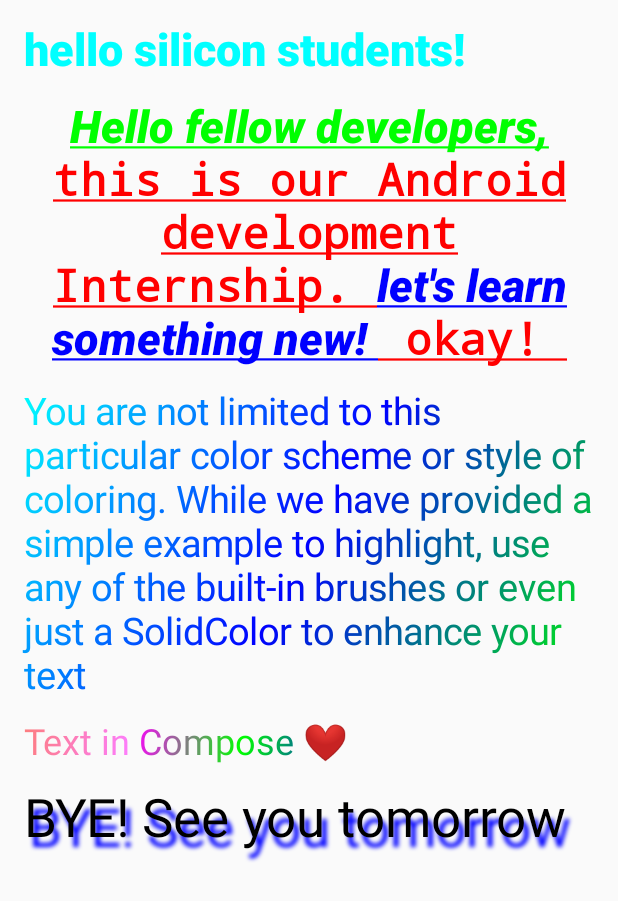
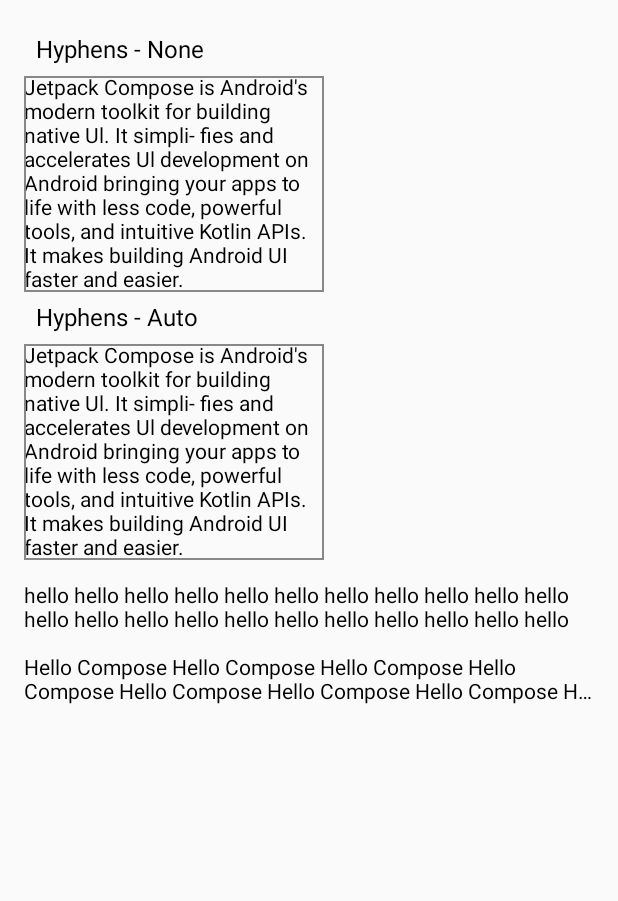
Before and after one commit to Avipsa-Biswal/AndroidStudioInternship, an Android app built with Jetpack Compose: the screen it shows after launch (MainActivity), on a phone screen of 412 x 824 dp. Shown: the top 901 px of the screen. Run offline under Robolectric (Android 15) with nearby library versions, the phone set to English and light mode, and no system bars; libraries missing offline, so code that uses them is left out: com.example; missing, so only their content is drawn: MyApplicationTheme.

Commit message:
assignment for 3rdJuly

```diff
--- a/app/src/main/java/com/example/Androidintern345/MainActivity.kt
+++ b/app/src/main/java/com/example/Androidintern345/MainActivity.kt
@@ -3,31 +3,36 @@
 import android.os.Bundle
 import androidx.activity.ComponentActivity
 import androidx.activity.compose.setContent
+import androidx.compose.foundation.BorderStroke
+import androidx.compose.foundation.border
 import androidx.compose.foundation.layout.Arrangement
 import androidx.compose.foundation.layout.Column
 import androidx.compose.foundation.layout.fillMaxSize
 import androidx.compose.foundation.layout.padding
+import androidx.compose.foundation.layout.width
+import androidx.compose.material3.LocalTextStyle
 import androidx.compose.material3.MaterialTheme
 import androidx.compose.material3.Surface
 import androidx.compose.material3.Text
 import androidx.compose.runtime.Composable
 import androidx.compose.ui.Modifier
-import androidx.compose.ui.geometry.Offset
-import androidx.compose.ui.graphics.Brush
 import androidx.compose.ui.graphics.Color
-import androidx.compose.ui.graphics.Shadow
 import androidx.compose.ui.text.SpanStyle
-import androidx.compose.ui.text.TextStyle
 import androidx.compose.ui.text.buildAnnotatedString
-import androidx.compose.ui.text.font.FontFamily
-import androidx.compose.ui.text.font.FontStyle
 import androidx.compose.ui.text.font.FontWeight
 import androidx.compose.ui.text.style.TextAlign
-import androidx.compose.ui.text.style.TextDecoration
 import androidx.compose.ui.text.withStyle
 import androidx.compose.ui.unit.dp
 import androidx.compose.ui.unit.sp
 import com.example.Androidintern345.ui.theme.MyApplicationTheme
+import androidx.compose.ui.text.ParagraphStyle
+import androidx.compose.ui.text.PlatformTextStyle
+import androidx.compose.ui.text.TextStyle
+import androidx.compose.ui.text.style.Hyphens
+import androidx.compose.ui.text.style.LineBreak
+import androidx.compose.ui.text.style.LineHeightStyle
+import androidx.compose.ui.text.style.TextOverflow
+import androidx.compose.ui.unit.em
 
 class MainActivity : ComponentActivity() {
     override fun onCreate(savedInstanceState: Bundle?) {
@@ -41,16 +46,21 @@
                         .padding(16.dp),
                     verticalArrangement = Arrangement.spacedBy(16.dp)
                 ) {
-                    //Change text color,size,weight
-                    MyText4()
-                    //Change different sections with different font color and design
-                    MyText3()
-                    //Use a brush for text styling
-                    MyText2()
-                    //Opacity in a span of text
-                    MyText1()
-                    //shadow effect
-                    MyText0()
+                    /*//Set text alignment
+                    CenterText()
+                    //Add multiple styles in a paragraph
+                    ParagraphStyle1()
+                    //Adjust line height and padding
+                    HeightPadding()
+                    //Insert line breaks
+                    LineBreaks1()*/
+                    //Hyphenate text split across lines
+                    HyphenateText()
+                    //limit visible lines
+                    LongText()
+                    //Indicate overflow in text
+                    OverflowedText()
+
 
                     }
 
@@ -70,108 +80,131 @@
 }
 
 @Composable
-fun MyText4(){
-    Text(
-        text = "hello silicon students!",
-        color = Color.Cyan,
-        fontSize = 30.sp,
-        fontWeight = FontWeight.ExtraBold
+fun CenterText() {
+    Text("Hello Everyone!", textAlign = TextAlign.Center, modifier = Modifier.width(150.dp)
     )
-
 }
 
 @Composable
-fun MyText3()
-{
-    Text(text = buildAnnotatedString {
+fun ParagraphStyle1() {
+    Text(
+        buildAnnotatedString {
+            withStyle(style = ParagraphStyle(lineHeight = 30.sp)) {
+                withStyle(style = SpanStyle(color = Color.Blue)) {
+                    append("Hello\n")
+                }
                 withStyle(
                     style = SpanStyle(
-                color = Color.Green,
-                fontSize = 30.sp ,
-                fontStyle = FontStyle.Italic,
-                fontFamily = FontFamily.SansSerif
+                        fontWeight = FontWeight.Bold, color = Color.Red
                     )
-        ){
-            append("Hello fellow developers, ")
+                ) {
+                    append("World\n")
                 }
-        append("this is our Android development Internship. ")
-        withStyle(
-            style = SpanStyle(
-                color = Color.Blue,
-                fontSize = 30.sp,
-                fontStyle = FontStyle.Italic,
-                fontFamily = FontFamily.SansSerif
+                append("Compose")
+            }
+        }
     )
-        ){
-            append("let's learn something new! ")
-        }
-        append(" okay! ")
-    },
-        color = Color.Red ,
-        fontSize = 30.sp ,
-        fontWeight = FontWeight.ExtraBold,
-        fontStyle = FontStyle.Normal,
-        fontFamily = FontFamily.Monospace,
-        textAlign = TextAlign.Center,
-        textDecoration = TextDecoration.Underline)
-
 }
 
 @Composable
-fun MyText2()
-{
-    val gradientColors = listOf(Color.Cyan, Color.Blue, Color.Green)
+fun HeightPadding() {
     Text(
-        text = "You are not limited to this particular color scheme " +
-                "or style of coloring. " +
-                "While we have provided a simple example to highlight, " +
-                "use any of the built-in brushes " +
-                "or even just a SolidColor to enhance your text",
-        style = TextStyle(
-            brush = Brush.linearGradient(
-                colors = gradientColors
+        text = "Hello world!\nIts a wonderful\n day",
+        style = LocalTextStyle.current.merge(
+            TextStyle(
+                lineHeight = 2.5.em,
+                platformStyle = PlatformTextStyle(
+                    includeFontPadding = false
                 ),
-            fontSize = 25.sp
+                lineHeightStyle = LineHeightStyle(
+                    alignment = LineHeightStyle.Alignment.Center,
+                    trim = LineHeightStyle.Trim.FirstLineTop
+                )
+            )
         )
     )
 }
 
 @Composable
-fun MyText1() {
-    val rainbowColors = listOf(
-        Color.Red, Color.Magenta, Color.Green, Color.Blue
-    )
-
-    val brush = Brush.linearGradient(colors = rainbowColors)
-
-    val annotatedString = buildAnnotatedString {
-        withStyle(
-            SpanStyle(
-                brush = brush, alpha = .5f, fontSize = 24.sp
-            )
-        ) {
-            append("Text in ")
-        }
-        withStyle(
-            SpanStyle(
-                brush = brush, alpha = 1f, fontSize = 24.sp
-            )
-        ) {
-            append("Compose ❤️")
+fun TextSample(samples: Map<String, @Composable () -> Unit>) {
+    Column {
+        samples.forEach { (label, content) ->
+            Text(text = label, fontSize = 16.sp, modifier = Modifier.padding(8.dp))
+            content() // Call the composable lambda
         }
     }
-    Text(text = annotatedString)
 }
+
 @Composable
-fun MyText0() {
-    val offset = Offset(5.0f, 10.0f)
+fun LineBreaks1() {
+    TextSample(
+        samples = mapOf(
+            "Simple" to {
                 Text(
-        text = "BYE! See you tomorrow",
-        style = TextStyle(
-            fontSize = 35.sp,
-            shadow = Shadow(
-                color = Color.Blue, offset = offset, blurRadius = 3f
+                    text = "Jetpack Compose is Android's modern toolkit for building native Ul. It simpli- fies and accelerates Ul development on Android bringing your apps to life with less code, powerful tools, and intuitive Kotlin APIs. ",
+                    modifier = Modifier
+                        .width(180.dp)
+                        .border(BorderStroke(1.dp, Color.Gray))
+                        .padding(8.dp),
+                    fontSize = 14.sp,
+                    style = TextStyle.Default
                 )
+            },
+            "Paragraph" to {
+                Text(
+                    text = "Jetpack Compose is Android's modern toolkit for building native Ul. It simpli- fies and accelerates Ul development on Android bringing your apps to life with less code, powerful tools, and intuitive Kotlin APIs. ",
+                    modifier = Modifier
+                        .width(180.dp)
+                        .border(BorderStroke(1.dp, Color.Gray))
+                        .padding(8.dp),
+                    fontSize = 14.sp,
+                    style = TextStyle.Default
+                )
+            }
         )
     )
 }
+
+@Composable
+fun HyphenateText() {
+    TextSample(
+        samples = mapOf(
+            "Hyphens - None" to {
+                Text(
+                    text = "Jetpack Compose is Android's modern toolkit for building native Ul. It simpli- fies and accelerates Ul development on Android bringing your apps to life with less code, powerful tools, and intuitive Kotlin APIs. It makes building Android UI faster and easier.",
+                    modifier = Modifier
+                        .width(200.dp)
+                        .border(BorderStroke(1.dp, Color.Gray)),
+                    fontSize = 14.sp,
+                    style = TextStyle.Default.copy(
+                        lineBreak = LineBreak.Paragraph,
+                        hyphens = Hyphens.None
+                    )
+                )
+            },
+            "Hyphens - Auto" to {
+                Text(
+                    text = "Jetpack Compose is Android's modern toolkit for building native Ul. It simpli- fies and accelerates Ul development on Android bringing your apps to life with less code, powerful tools, and intuitive Kotlin APIs. It makes building Android UI faster and easier.",
+                    modifier = Modifier
+                        .width(200.dp)
+                        .border(BorderStroke(1.dp, Color.Gray)),
+                    fontSize = 14.sp,
+                    style = TextStyle.Default.copy(
+                        lineBreak = LineBreak.Paragraph,
+                        hyphens = Hyphens.Auto
+                    )
+                )
+            }
+        )
+    )
+}
+
+@Composable
+fun LongText() {
+    Text("hello ".repeat(50), maxLines = 2)
+}
+
+@Composable
+fun OverflowedText() {
+    Text("Hello Compose ".repeat(50), maxLines = 2, overflow = TextOverflow.Ellipsis)
+}
```
Also changed, not shown: 3 other files. Lines whose indentation alone changed are shown as unchanged.
